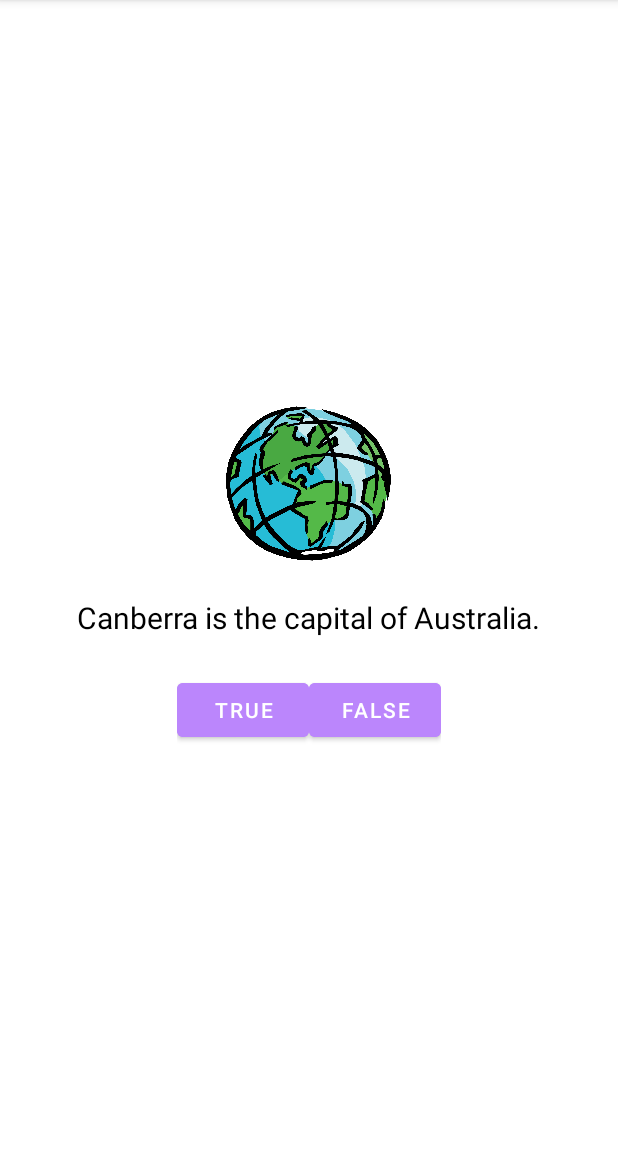
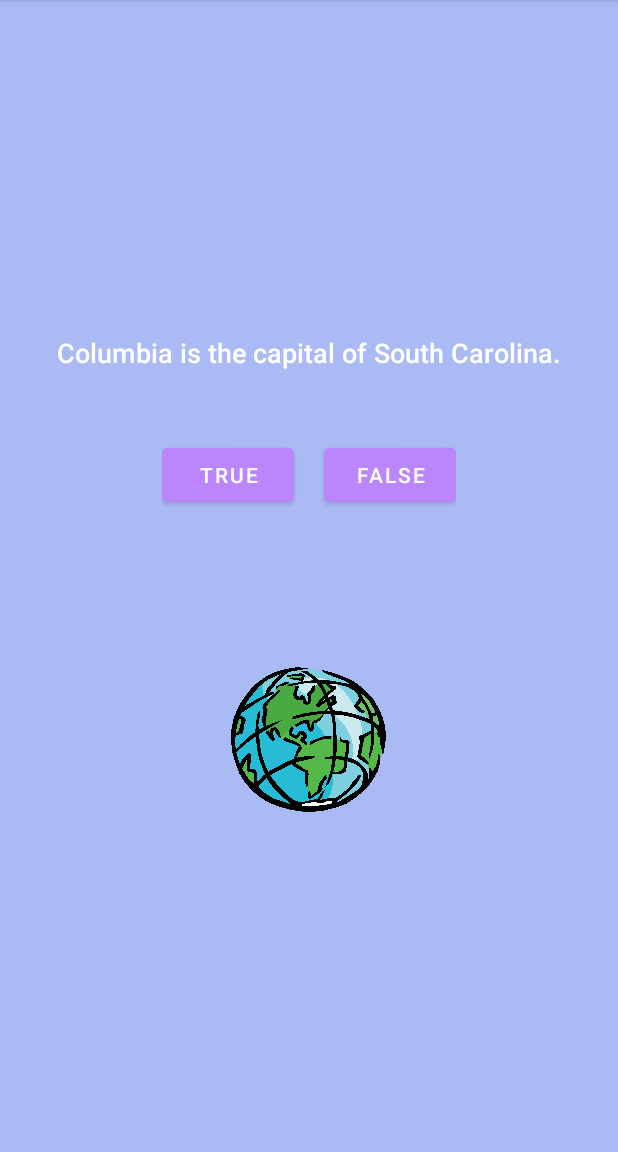
Before and after one commit to charlotte-2222/GeoQuiz, an Android app: the screen it shows after launch (MainActivity), on a phone screen of 412 x 824 dp, the part 84-1236 px from its top. Run offline under Robolectric (Android 15) with nearby library versions, the phone set to English and light mode, and no system bars.

```diff
--- a/app/src/main/java/com/example/charlotte_childers_cpt_188_lab_2/MainActivity.kt
+++ b/app/src/main/java/com/example/charlotte_childers_cpt_188_lab_2/MainActivity.kt
@@ -1,3 +1,8 @@
+/*Charlotte Childers
+* CPT-188-Lab-2
+* 6-4-2022
+*/
+
 package com.example.charlotte_childers_cpt_188_lab_2
 
 import androidx.appcompat.app.AppCompatActivity
@@ -26,6 +31,7 @@ class MainActivity : AppCompatActivity() {
         //however Android 11 / Api 30
         //The effect will *not* work
         //https://developer.android.com/reference/kotlin/android/os/Build.VERSION_CODES.html#R:kotlin.Int
+
         trueBtn.setOnClickListener{view:View ->
             val toast = Toast.makeText(
              this,
--- a/app/src/main/java/com/example/charlotte_childers_cpt_188_lab_2/Question.kt
+++ b/app/src/main/java/com/example/charlotte_childers_cpt_188_lab_2/Question.kt
@@ -4,4 +4,7 @@ import androidx.annotation.StringRes
 
 data class Question(@StringRes val texResId:Int, val answer:Boolean) {
 
+    //I started going too far
+    //this is prepared for next assignment.
+
 }
--- a/app/src/main/res/layout/activity_main.xml
+++ b/app/src/main/res/layout/activity_main.xml
@@ -1,26 +1,26 @@
 <?xml version="1.0" encoding="utf-8"?>
 
+
+
+
 <LinearLayout xmlns:android="http://schemas.android.com/apk/res/android"
-    xmlns:app="http://schemas.android.com/apk/res-auto"
     android:layout_width="match_parent"
     android:layout_height="match_parent"
+    android:background="@color/background_color_A"
     android:gravity="center"
     android:orientation="vertical">
 
-    <ImageView
-        android:id="@+id/imageView"
-        android:layout_width="110dp"
-        android:layout_height="103dp"
-        android:contentDescription="@string/app_name"
-        app:srcCompat="@drawable/clipart16901" />
 
     <TextView
         android:layout_width="wrap_content"
         android:layout_height="wrap_content"
-        android:padding="24dp"
-        android:textColor="@color/black"
-        android:textSize="20sp"
-        android:text="@string/question_text" />
+        android:fontFamily="sans-serif-medium"
+        android:padding="25dp"
+        android:layout_marginBottom="20dp"
+        android:text="@string/question_text"
+        android:textColor="@color/white"
+        android:textSize="18sp"
+        />
 
     <LinearLayout
         android:layout_width="wrap_content"
@@ -29,18 +29,30 @@
 
         <Button
             android:id="@+id/true_button"
-            android:backgroundTint="@color/purple_200"
             android:layout_width="wrap_content"
             android:layout_height="wrap_content"
-            android:text="@string/true_button" />
+            android:backgroundTint="@color/purple_200"
+            android:text="@string/true_button"
+            android:layout_marginEnd="20dp"
+            />
 
         <Button
             android:id="@+id/false_button"
-            android:backgroundTint="@color/purple_200"
             android:layout_width="wrap_content"
             android:layout_height="wrap_content"
-            android:text="@string/false_button" />
+            android:backgroundTint="@color/purple_200"
+            android:text="@string/false_button"
+           />
 
     </LinearLayout>
 
+    <ImageView
+        android:id="@+id/world"
+        android:layout_width="103dp"
+        android:layout_height="154dp"
+        android:layout_marginTop="75dp"
+        android:maxWidth="176dp"
+        android:maxHeight="87dp"
+        android:src="@drawable/clipart16901" android:contentDescription="@string/app_name" />
+
 </LinearLayout>
--- a/app/src/main/res/values/colors.xml
+++ b/app/src/main/res/values/colors.xml
@@ -7,4 +7,5 @@
     <color name="teal_700">#FF018786</color>
     <color name="black">#FF000000</color>
     <color name="white">#FFFFFFFF</color>
+    <color name="background_color_A">#AABAF4</color>
 </resources>
--- a/app/src/main/res/values/strings.xml
+++ b/app/src/main/res/values/strings.xml
@@ -1,6 +1,6 @@
 <resources>
     <string name="app_name">Charlotte-Childers-CPT-188-Lab-2</string>
-    <string name="question_text">Canberra is the capital of Australia.</string>
+    <string name="question_text">Columbia is the capital of South Carolina.</string>
     <string name="true_button">True</string>
     <string name="false_button">False</string>
     <string name="correct_toast">Correct!</string>
```
Also changed, not shown: 1 other file.
